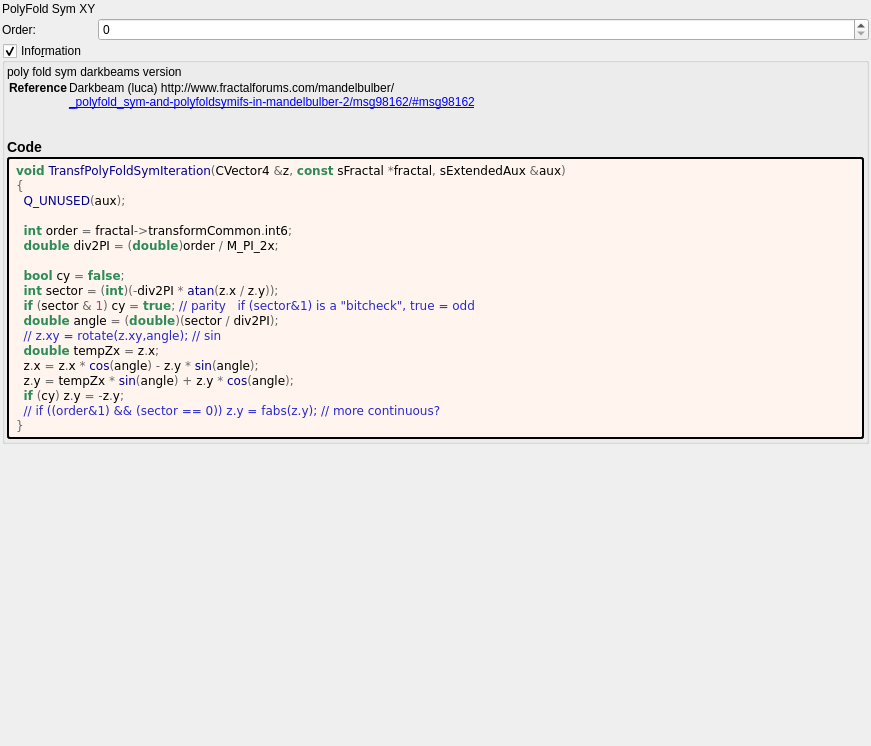
The window that mandelbulber2/formula/ui/transf_poly_fold_sym.ui (buddhi1980/mandelbulber2) describes before a commit, drawn with Qt 5.
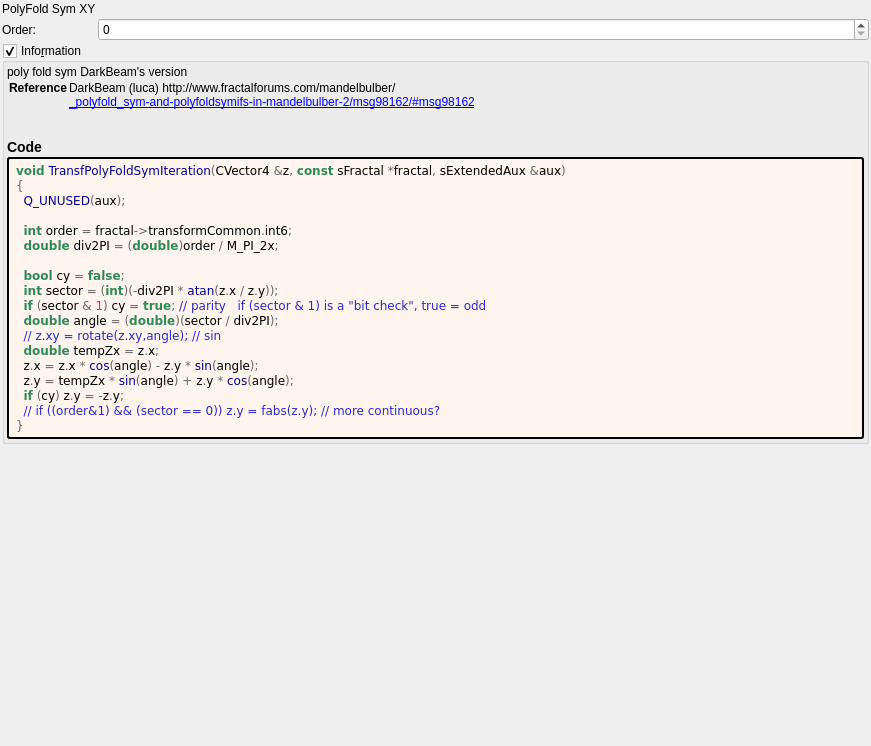
The same window after the commit. Custom widgets are drawn as their Qt base class.

Commit message: Run populate... and CodyStyleScheck php scrips

Diff of the .ui file:
```diff
--- a/mandelbulber2/formula/ui/transf_poly_fold_sym.ui
+++ b/mandelbulber2/formula/ui/transf_poly_fold_sym.ui
@@ -93,8 +93,8 @@
       <item>
        <widget class="QLabel" name="label_information_general">
         <property name="text">
-         <string notr="true">&lt;p&gt;poly fold sym darkbeams version&lt;/p&gt;&lt;table&gt;
-&lt;tr&gt;&lt;th&gt;Reference&lt;/th&gt;&lt;td&gt;&lt;a href=&quot;Darkbeam (luca) http://www.fractalforums.com/mandelbulber/&quot;&gt;Darkbeam (luca) http://www.fractalforums.com/mandelbulber/&lt;br&gt;
+         <string notr="true">&lt;p&gt;poly fold sym DarkBeam's version&lt;/p&gt;&lt;table&gt;
+&lt;tr&gt;&lt;th&gt;Reference&lt;/th&gt;&lt;td&gt;&lt;a href=&quot;DarkBeam (luca) http://www.fractalforums.com/mandelbulber/&quot;&gt;DarkBeam (luca) http://www.fractalforums.com/mandelbulber/&lt;br&gt;
 &lt;a href=&quot;_polyfold_sym-and-polyfoldsymifs-in-mandelbulber-2/msg98162/#msg98162&quot;&gt;_polyfold_sym-and-polyfoldsymifs-in-mandelbulber-2/msg98162/#msg98162&lt;br&gt;
 &lt;/td&gt;&lt;/tr&gt;
 &lt;/table&gt;
@@ -127,7 +127,7 @@
 
   &lt;span style=&quot;color:#2e8b57; font-weight:bold&quot;&gt;bool&lt;/span&gt; cy &lt;span style=&quot;color:#676767&quot;&gt;=&lt;/span&gt; &lt;span style=&quot;color:#2e8b57; font-weight:bold&quot;&gt;false&lt;/span&gt;&lt;span style=&quot;color:#676767&quot;&gt;;&lt;/span&gt;
   &lt;span style=&quot;color:#2e8b57; font-weight:bold&quot;&gt;int&lt;/span&gt; sector &lt;span style=&quot;color:#676767&quot;&gt;= (&lt;/span&gt;&lt;span style=&quot;color:#2e8b57; font-weight:bold&quot;&gt;int&lt;/span&gt;&lt;span style=&quot;color:#676767&quot;&gt;)(-&lt;/span&gt;div2PI &lt;span style=&quot;color:#676767&quot;&gt;*&lt;/span&gt; &lt;span style=&quot;color:#00008f&quot;&gt;atan&lt;/span&gt;&lt;span style=&quot;color:#676767&quot;&gt;(&lt;/span&gt;z&lt;span style=&quot;color:#676767&quot;&gt;.&lt;/span&gt;x &lt;span style=&quot;color:#676767&quot;&gt;/&lt;/span&gt; z&lt;span style=&quot;color:#676767&quot;&gt;.&lt;/span&gt;y&lt;span style=&quot;color:#676767&quot;&gt;));&lt;/span&gt;
-  &lt;span style=&quot;color:#2e8b57; font-weight:bold&quot;&gt;if&lt;/span&gt; &lt;span style=&quot;color:#676767&quot;&gt;(&lt;/span&gt;sector &lt;span style=&quot;color:#676767&quot;&gt;&amp;amp;&lt;/span&gt; &lt;span style=&quot;color:#ff1493&quot;&gt;1&lt;/span&gt;&lt;span style=&quot;color:#676767&quot;&gt;)&lt;/span&gt; cy &lt;span style=&quot;color:#676767&quot;&gt;=&lt;/span&gt; &lt;span style=&quot;color:#2e8b57; font-weight:bold&quot;&gt;true&lt;/span&gt;&lt;span style=&quot;color:#676767&quot;&gt;;&lt;/span&gt; &lt;span style=&quot;color:#2929cc&quot;&gt;// parity   if (sector&amp;amp;1) is a &amp;quot;bitcheck&amp;quot;, true = odd&lt;/span&gt;
+  &lt;span style=&quot;color:#2e8b57; font-weight:bold&quot;&gt;if&lt;/span&gt; &lt;span style=&quot;color:#676767&quot;&gt;(&lt;/span&gt;sector &lt;span style=&quot;color:#676767&quot;&gt;&amp;amp;&lt;/span&gt; &lt;span style=&quot;color:#ff1493&quot;&gt;1&lt;/span&gt;&lt;span style=&quot;color:#676767&quot;&gt;)&lt;/span&gt; cy &lt;span style=&quot;color:#676767&quot;&gt;=&lt;/span&gt; &lt;span style=&quot;color:#2e8b57; font-weight:bold&quot;&gt;true&lt;/span&gt;&lt;span style=&quot;color:#676767&quot;&gt;;&lt;/span&gt; &lt;span style=&quot;color:#2929cc&quot;&gt;// parity   if (sector &amp;amp; 1) is a &amp;quot;bit check&amp;quot;, true = odd&lt;/span&gt;
   &lt;span style=&quot;color:#2e8b57; font-weight:bold&quot;&gt;double&lt;/span&gt; angle &lt;span style=&quot;color:#676767&quot;&gt;= (&lt;/span&gt;&lt;span style=&quot;color:#2e8b57; font-weight:bold&quot;&gt;double&lt;/span&gt;&lt;span style=&quot;color:#676767&quot;&gt;)(&lt;/span&gt;sector &lt;span style=&quot;color:#676767&quot;&gt;/&lt;/span&gt; div2PI&lt;span style=&quot;color:#676767&quot;&gt;);&lt;/span&gt;
   &lt;span style=&quot;color:#2929cc&quot;&gt;// z.xy = rotate(z.xy,angle); // sin&lt;/span&gt;
   &lt;span style=&quot;color:#2e8b57; font-weight:bold&quot;&gt;double&lt;/span&gt; tempZx &lt;span style=&quot;color:#676767&quot;&gt;=&lt;/span&gt; z&lt;span style=&quot;color:#676767&quot;&gt;.&lt;/span&gt;x&lt;span style=&quot;color:#676767&quot;&gt;;&lt;/span&gt;
```
The commit also changes 134 other files.
